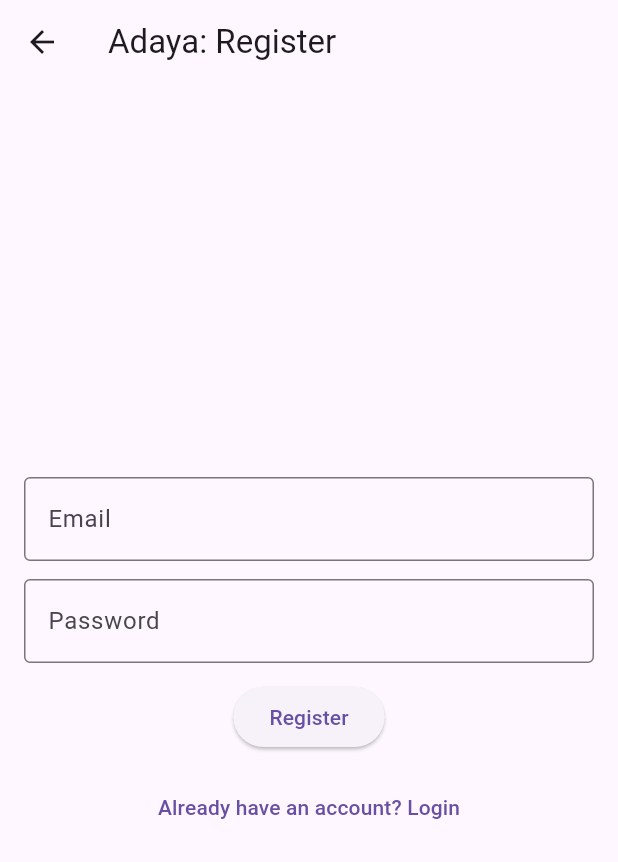
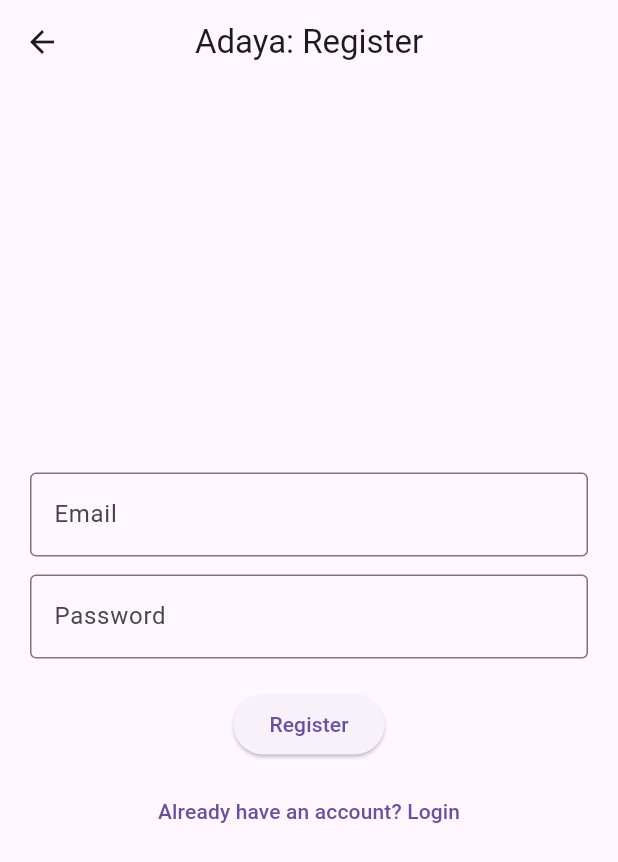
Before and after one commit to rcky0102/Task-10, a Flutter app: the screen it shows once a user with an empty profile is signed in, after a tap on the "logout" icon, after a tap on "Don't have an account? Register", on a phone screen of 412 x 824 dp. Shown: the top 862 px of the screen. Run offline on Flutter 3.47's test engine with Material 3 defaults, Android fonts, the phone set to English and light mode, and no system bars; our stand-ins replace cloud_firestore, firebase_auth, firebase_core, google_sign_in; accounts and stored records are empty.

Commit message:
Final w/ forgot password logic

```diff
--- a/lib/Login.dart
+++ b/lib/Login.dart
@@ -14,56 +14,120 @@ class _LoginPageState extends State<LoginPage> {
   final AuthService auth = AuthService();
   final TextEditingController emailController = TextEditingController();
   final TextEditingController passwordController = TextEditingController();
+
   bool loading = false;
 
   @override
   Widget build(BuildContext context) {
     return Scaffold(
-      appBar: AppBar(title: Text('Adaya: Login'), centerTitle: true),
+      appBar: AppBar(title: const Text('Adaya: Login'), centerTitle: true),
       body: Center(
         child: SingleChildScrollView(
-          padding: const EdgeInsets.all(16.0),
+          padding: const EdgeInsets.all(16),
           child: Column(
             mainAxisSize: MainAxisSize.min,
-            mainAxisAlignment: MainAxisAlignment.center,
             children: [
-              TextField(
+              _buildEmailField(),
+              const SizedBox(height: 12),
+              _buildPasswordField(),
+              _buildForgotPasswordButton(),
+              const SizedBox(height: 12),
+              _buildLoginButton(),
+              const SizedBox(height: 24),
+              _buildDivider(),
+              const SizedBox(height: 24),
+              _buildGoogleButton(),
+              const SizedBox(height: 16),
+              _buildRegisterButton(),
+            ],
+          ),
+        ),
+      ),
+    );
+  }
+
+  Widget _buildEmailField() {
+    return TextField(
       controller: emailController,
       decoration: const InputDecoration(
         labelText: 'Email',
         border: OutlineInputBorder(),
       ),
-              ),
-              const SizedBox(height: 12),
-              TextField(
+    );
+  }
+
+  Widget _buildPasswordField() {
+    return TextField(
       controller: passwordController,
+      obscureText: true,
       decoration: const InputDecoration(
         labelText: 'Password',
         border: OutlineInputBorder(),
       ),
-                obscureText: true,
-              ),
-              Align(
+    );
+  }
+
+  Widget _buildForgotPasswordButton() {
+    return Align(
       alignment: Alignment.centerRight,
       child: TextButton(
         onPressed: () => _showForgotPasswordDialog(context),
         child: const Text('Forgot Password?'),
       ),
+    );
+  }
+
+  Widget _buildLoginButton() {
+    return ElevatedButton(
+      onPressed: loading ? null : _handleEmailLogin,
+      child: loading
+          ? const CircularProgressIndicator(color: Colors.white)
+          : const Text('Login with Email'),
+    );
+  }
+
+  Widget _buildDivider() {
+    return Row(
+      children: const [
+        Expanded(child: Divider()),
+        Padding(
+          padding: EdgeInsets.symmetric(horizontal: 8),
+          child: Text("OR"),
         ),
-              const SizedBox(height: 12),
-              ElevatedButton(
-                onPressed: () async {
-                  if (emailController.text.isEmpty ||
-                      passwordController.text.isEmpty) {
-                    ScaffoldMessenger.of(context).showSnackBar(
-                      const SnackBar(content: Text('Please fill all fields')),
+        Expanded(child: Divider()),
+      ],
     );
+  }
+
+  Widget _buildGoogleButton() {
+    return ElevatedButton.icon(
+      onPressed: loading ? null : _handleGoogleLogin,
+      icon: const Icon(Icons.login),
+      label: const Text("Sign in with Google"),
+    );
+  }
+
+  Widget _buildRegisterButton() {
+    return TextButton(
+      onPressed: () {
+        Navigator.push(
+          context,
+          MaterialPageRoute(builder: (_) => RegisterPage()),
+        );
+      },
+      child: const Text("Don't have an account? Register"),
+    );
+  }
+
+  Future<void> _handleEmailLogin() async {
+    if (emailController.text.isEmpty || passwordController.text.isEmpty) {
+      ScaffoldMessenger.of(
+        context,
+      ).showSnackBar(const SnackBar(content: Text('Please fill all fields')));
       return;
     }
 
-                  setState(() {
-                    loading = true;
-                  });
+    setState(() => loading = true);
 
     final user = await auth.signInWithEmail(
       emailController.text,
@@ -72,17 +136,13 @@ class _LoginPageState extends State<LoginPage> {
 
     if (!mounted) return;
 
-                  setState(() {
-                    loading = false;
-                  });
+    setState(() => loading = false);
 
     if (user != null) {
       if (!user.emailVerified) {
         ScaffoldMessenger.of(context).showSnackBar(
           const SnackBar(
-                          content: Text(
-                            'Please verify your email before logging in.',
-                          ),
+            content: Text('Please verify your email before logging in.'),
           ),
         );
       } else {
@@ -93,30 +153,12 @@ class _LoginPageState extends State<LoginPage> {
       }
     } else {
       ScaffoldMessenger.of(context).showSnackBar(
-                      const SnackBar(
-                        content: Text('Invalid email or password.'),
-                      ),
+        const SnackBar(content: Text('Invalid email or password.')),
       );
     }
-                },
-                child: loading
-                    ? const CircularProgressIndicator(color: Colors.white)
-                    : const Text('Login with Email'),
-              ),
-              const SizedBox(height: 24),
-              Row(
-                children: [
-                  Expanded(child: Divider()),
-                  Padding(
-                    padding: EdgeInsetsGeometry.symmetric(horizontal: 8),
-                    child: Text("OR"),
-                  ),
-                  Expanded(child: Divider()),
-                ],
-              ),
-              const SizedBox(height: 24),
-              ElevatedButton.icon(
-                onPressed: () async {
+  }
+
+  Future<void> _handleGoogleLogin() async {
     setState(() => loading = true);
 
     final user = await auth.signInWithGoogle();
@@ -131,29 +173,10 @@ class _LoginPageState extends State<LoginPage> {
         MaterialPageRoute(builder: (_) => HomePage()),
       );
     } else {
-                    ScaffoldMessenger.of(context).showSnackBar(
-                      const SnackBar(content: Text('Google sign-in failed.')),
-                    );
+      ScaffoldMessenger.of(
+        context,
+      ).showSnackBar(const SnackBar(content: Text('Google sign-in failed.')));
     }
-                },
-                label: Text("Sign in with Google"),
-                icon: Icon(Icons.login),
-              ),
-              const SizedBox(height: 12),
-              TextButton(
-                onPressed: () {
-                  Navigator.push(
-                    context,
-                    MaterialPageRoute(builder: (_) => RegisterPage()),
-                  );
-                },
-                child: Text("Don't have an account? Register"),
-              ),
-            ],
-          ),
-        ),
-      ),
-    );
   }
 
   void _showForgotPasswordDialog(BuildContext context) {
@@ -163,7 +186,13 @@ class _LoginPageState extends State<LoginPage> {
       context: context,
       builder: (context) => Dialog(
         shape: RoundedRectangleBorder(borderRadius: BorderRadius.circular(16)),
-        child: Container(
+        child: _buildForgotPasswordContent(resetEmailController),
+      ),
+    );
+  }
+
+  Widget _buildForgotPasswordContent(TextEditingController controller) {
+    return Container(
       padding: const EdgeInsets.all(20),
       decoration: BoxDecoration(
         color: Colors.white,
@@ -173,47 +202,28 @@ class _LoginPageState extends State<LoginPage> {
         mainAxisSize: MainAxisSize.min,
         crossAxisAlignment: CrossAxisAlignment.start,
         children: [
-              // Title
           Text(
             "Reset Password",
-                style: TextStyle(
-                  fontSize: 20,
-                  fontWeight: FontWeight.bold,
-                  color: Colors.grey[800],
-                ),
+            style: TextStyle(fontSize: 20, fontWeight: FontWeight.bold),
           ),
           const SizedBox(height: 10),
-
-              // Subtitle
           Text(
             "Enter your email to receive a reset link.",
-                style: TextStyle(fontSize: 14, color: Colors.grey[600]),
+            style: TextStyle(color: Colors.grey[700]),
           ),
-
           const SizedBox(height: 15),
-
-              // Email input
           TextField(
-                controller: resetEmailController,
+            controller: controller,
             decoration: InputDecoration(
               labelText: "Email",
-                  labelStyle: TextStyle(color: Colors.grey[700]),
               filled: true,
               fillColor: Colors.grey[100],
               border: OutlineInputBorder(
                 borderRadius: BorderRadius.circular(12),
-                    borderSide: BorderSide(color: Colors.grey.shade300),
-                  ),
-                  enabledBorder: OutlineInputBorder(
-                    borderRadius: BorderRadius.circular(12),
-                    borderSide: BorderSide(color: Colors.grey.shade300),
               ),
             ),
           ),
-
           const SizedBox(height: 20),
-
-              // Buttons
           Row(
             mainAxisAlignment: MainAxisAlignment.end,
             children: [
@@ -226,57 +236,40 @@ class _LoginPageState extends State<LoginPage> {
               ),
               const SizedBox(width: 8),
               ElevatedButton(
-                    style: ElevatedButton.styleFrom(
-                      backgroundColor: Colors.grey[800],
-                      shape: RoundedRectangleBorder(
-                        borderRadius: BorderRadius.circular(12),
-                      ),
-                    ),
                 onPressed: () async {
-                      final email = resetEmailController.text.trim();
+                  final email = controller.text.trim();
 
-                      if (email.isNotEmpty) {
-                        try {
-                          await auth.sendPasswordResetEmail(email);
-                          if (mounted) {
-                            Navigator.pop(context);
-                            ScaffoldMessenger.of(context).showSnackBar(
-                              SnackBar(
-                                content: Text('Password reset email sent!'),
-                                backgroundColor: Colors.grey,
-                              ),
-                            );
-                          }
-                        } catch (e) {
-                          if (mounted) {
-                            Navigator.pop(context);
-                            ScaffoldMessenger.of(context).showSnackBar(
-                              SnackBar(
-                                content: Text('Error: $e'),
-                                backgroundColor: Colors.red,
-                              ),
-                            );
-                          }
-                        }
-                      } else {
+                  if (email.isEmpty) {
                     ScaffoldMessenger.of(context).showSnackBar(
                       const SnackBar(
                         content: Text('Please enter an email address.'),
                       ),
                     );
+                    return;
+                  }
+
+                  try {
+                    await auth.sendPasswordResetEmail(email);
+                    if (mounted) Navigator.pop(context);
+
+                    ScaffoldMessenger.of(context).showSnackBar(
+                      const SnackBar(
+                        content: Text('Password reset email sent!'),
+                      ),
+                    );
+                  } catch (e) {
+                    Navigator.pop(context);
+                    ScaffoldMessenger.of(
+                      context,
+                    ).showSnackBar(SnackBar(content: Text('Error: $e')));
                   }
                 },
-                    child: const Text(
-                      "Send",
-                      style: TextStyle(color: Colors.white),
-                    ),
+                child: const Text("Send"),
               ),
             ],
           ),
         ],
       ),
-        ),
-      ),
     );
   }
 }
--- a/lib/Register.dart
+++ b/lib/Register.dart
@@ -11,93 +11,109 @@ class RegisterPage extends StatefulWidget {
 
 class _RegisterPageState extends State<RegisterPage> {
   final AuthService auth = AuthService();
-  final TextEditingController emailController = TextEditingController();
-  final TextEditingController passwordController = TextEditingController();
+  final emailCtrl = TextEditingController();
+  final passwordCtrl = TextEditingController();
   bool loading = false;
 
   @override
   Widget build(BuildContext context) {
     return Scaffold(
-      appBar: AppBar(title: const Text('Adaya: Register')),
+      appBar: AppBar(title: const Text("Adaya: Register"), centerTitle: true),
       body: Center(
         child: SingleChildScrollView(
-          padding: const EdgeInsets.all(16.0),
+          padding: const EdgeInsets.all(20),
           child: Column(
             mainAxisSize: MainAxisSize.min,
-            mainAxisAlignment: MainAxisAlignment.center,
+            children: [
+              _buildInputFields(),
+              const SizedBox(height: 20),
+              _buildRegisterButton(),
+              const SizedBox(height: 10),
+              _buildLoginRedirect(),
+            ],
+          ),
+        ),
+      ),
+    );
+  }
+
+  Widget _buildInputFields() {
+    return Column(
       children: [
         TextField(
-                controller: emailController,
+          controller: emailCtrl,
           decoration: const InputDecoration(
-                  labelText: 'Email',
+            labelText: "Email",
             border: OutlineInputBorder(),
           ),
         ),
         const SizedBox(height: 12),
         TextField(
-                controller: passwordController,
+          controller: passwordCtrl,
+          obscureText: true,
           decoration: const InputDecoration(
-                  labelText: 'Password',
+            labelText: "Password",
             border: OutlineInputBorder(),
           ),
-                obscureText: true,
         ),
-              const SizedBox(height: 12),
-              ElevatedButton(
-                onPressed: () async {
-                  if (emailController.text.isEmpty ||
-                      passwordController.text.isEmpty) {
-                    ScaffoldMessenger.of(context).showSnackBar(
-                      const SnackBar(content: Text('Please fill all fields')),
+      ],
     );
+  }
+
+  Widget _buildRegisterButton() {
+    return ElevatedButton(
+      onPressed: loading ? null : _handleRegister,
+      child: loading
+          ? const CircularProgressIndicator(color: Colors.white)
+          : const Text("Register"),
+    );
+  }
+
+  Widget _buildLoginRedirect() {
+    return TextButton(
+      onPressed: () {
+        Navigator.pushReplacement(
+          context,
+          MaterialPageRoute(builder: (_) => const LoginPage()),
+        );
+      },
+      child: const Text("Already have an account? Login"),
+    );
+  }
+
+  Future<void> _handleRegister() async {
+    final email = emailCtrl.text.trim();
+    final password = passwordCtrl.text.trim();
+
+    if (email.isEmpty || password.isEmpty) {
+      ScaffoldMessenger.of(
+        context,
+      ).showSnackBar(const SnackBar(content: Text("Please fill all fields.")));
       return;
     }
 
-                  setState(() {
-                    loading = true;
-                  });
+    setState(() => loading = true);
 
-                  final user = await auth.registerWithEmail(
-                    emailController.text,
-                    passwordController.text,
-                  );
+    final user = await auth.registerWithEmail(email, password);
 
     if (user != null) {
       if (!user.emailVerified) {
         await user.sendEmailVerification();
         ScaffoldMessenger.of(context).showSnackBar(
           const SnackBar(
-                          content: Text(
-                            'Verification email sent. Please check your inbox.',
-                          ),
+            content: Text("Verification email sent! Check your inbox."),
           ),
         );
       }
 
       Navigator.pushReplacement(
         context,
-                      MaterialPageRoute(builder: (_) => LoginPage()),
+        MaterialPageRoute(builder: (_) => const LoginPage()),
       );
     }
-                },
-                child: loading
-                    ? const CircularProgressIndicator()
-                    : const Text('Register'),
-              ),
-              const SizedBox(height: 12),
-              TextButton(
-                onPressed: () {
-                  Navigator.pushReplacement(
-                    context,
-                    MaterialPageRoute(builder: (_) => LoginPage()),
-                  );
-                },
-                child: Text('Already have an account? Login'),
-              ),
-            ],
-          ),
-        ),
-      ),
-    );
+
+    if (mounted) {
+      setState(() => loading = false);
     }
   }
+}
--- a/lib/home_page.dart
+++ b/lib/home_page.dart
@@ -11,14 +11,21 @@ class HomePage extends StatelessWidget {
 
   HomePage({super.key});
 
+  final Color darkGrey = const Color(0xFF2E2E2E);
+  final Color lightGrey = const Color(0xFFF2F2F2);
+
   @override
   Widget build(BuildContext context) {
     return Scaffold(
-      backgroundColor: Colors.grey,
+      backgroundColor: lightGrey,
       appBar: AppBar(
-        title: const Text('Firebase Adaya'),
+        title: const Text(
+          'Firebase Adaya',
+          style: TextStyle(color: Colors.white),
+        ),
         centerTitle: true,
-        backgroundColor: Colors.teal,
+        backgroundColor: darkGrey,
+        foregroundColor: Colors.white,
         actions: [
           IconButton(
             icon: const Icon(Icons.logout, color: Colors.white),
@@ -33,7 +40,7 @@ class HomePage extends StatelessWidget {
         ],
       ),
       floatingActionButton: FloatingActionButton(
-        backgroundColor: Colors.teal,
+        backgroundColor: darkGrey,
         child: const Icon(Icons.add, color: Colors.white),
         onPressed: () => openAddDialog(context),
       ),
@@ -48,32 +55,33 @@ class HomePage extends StatelessWidget {
 
           if (docs.isEmpty) {
             return const Center(
-              child: Text("No items found", style: TextStyle(fontSize: 18)),
+              child: Text(
+                "No items found",
+                style: TextStyle(fontSize: 18, color: Colors.black87),
+              ),
             );
           }
 
           return ListView.builder(
-            padding: const EdgeInsets.all(8),
+            padding: const EdgeInsets.all(10),
             itemCount: docs.length,
             itemBuilder: (context, index) {
               var item = docs[index];
 
               return Card(
+                color: Colors.white,
                 elevation: 3,
                 margin: const EdgeInsets.symmetric(vertical: 6),
                 shape: RoundedRectangleBorder(
                   borderRadius: BorderRadius.circular(12),
                 ),
                 child: ListTile(
-                  contentPadding: const EdgeInsets.symmetric(
-                    horizontal: 16,
-                    vertical: 8,
-                  ),
                   title: Text(
                     item['name'],
                     style: const TextStyle(
                       fontSize: 18,
                       fontWeight: FontWeight.bold,
+                      color: Colors.black87,
                     ),
                   ),
                   subtitle: Text(
@@ -84,7 +92,7 @@ class HomePage extends StatelessWidget {
                     mainAxisSize: MainAxisSize.min,
                     children: [
                       IconButton(
-                        icon: const Icon(Icons.edit, color: Colors.orange),
+                        icon: Icon(Icons.edit, color: Colors.grey[700]),
                         onPressed: () => _openEditDialog(context, item),
                       ),
                       IconButton(
@@ -103,17 +111,21 @@ class HomePage extends StatelessWidget {
   }
 
   //======================================================
-  // DELETE ITEM POPUP
+  // DELETE POPUP
   //======================================================
   void _confirmDelete(BuildContext context, String id) {
     showDialog(
       context: context,
       builder: (_) => AlertDialog(
-        title: const Text("Delete item"),
-        content: const Text("Are you sure you want to delete this item?"),
+        backgroundColor: Colors.white,
+        title: const Text("Delete item", style: TextStyle(color: Colors.black)),
+        content: const Text(
+          "Are you sure you want to delete this item?",
+          style: TextStyle(color: Colors.black87),
+        ),
         actions: [
           TextButton(
-            child: const Text("Cancel"),
+            child: const Text("Cancel", style: TextStyle(color: Colors.grey)),
             onPressed: () => Navigator.pop(context),
           ),
           TextButton(
@@ -138,7 +150,8 @@ class HomePage extends StatelessWidget {
     showDialog(
       context: context,
       builder: (_) => AlertDialog(
-        title: const Text("Add Item"),
+        backgroundColor: Colors.white,
+        title: const Text("Add Item", style: TextStyle(color: Colors.black)),
         content: Column(
           mainAxisSize: MainAxisSize.min,
           children: [
@@ -146,6 +159,7 @@ class HomePage extends StatelessWidget {
               controller: nameCtrl,
               decoration: InputDecoration(
                 labelText: "Name",
+                labelStyle: const TextStyle(color: Colors.black87),
                 border: OutlineInputBorder(
                   borderRadius: BorderRadius.circular(8),
                 ),
@@ -157,6 +171,7 @@ class HomePage extends StatelessWidget {
               keyboardType: TextInputType.number,
               decoration: InputDecoration(
                 labelText: "Quantity",
+                labelStyle: const TextStyle(color: Colors.black87),
                 border: OutlineInputBorder(
                   borderRadius: BorderRadius.circular(8),
                 ),
@@ -166,17 +181,17 @@ class HomePage extends StatelessWidget {
         ),
         actions: [
           TextButton(
-            child: const Text('Cancel'),
+            child: const Text('Cancel', style: TextStyle(color: Colors.grey)),
             onPressed: () => Navigator.pop(context),
           ),
           ElevatedButton(
             style: ElevatedButton.styleFrom(
-              backgroundColor: Colors.teal,
+              backgroundColor: const Color(0xFF2E2E2E),
               shape: RoundedRectangleBorder(
                 borderRadius: BorderRadius.circular(8),
               ),
             ),
-            child: const Text("Save"),
+            child: const Text("Save", style: TextStyle(color: Colors.white)),
             onPressed: () {
               if (nameCtrl.text.isNotEmpty && qtyCtrl.text.isNotEmpty) {
                 service.addItem(nameCtrl.text, int.parse(qtyCtrl.text));
@@ -199,7 +214,8 @@ class HomePage extends StatelessWidget {
     showDialog(
       context: context,
       builder: (_) => AlertDialog(
-        title: const Text("Edit Item"),
+        backgroundColor: Colors.white,
+        title: const Text("Edit Item", style: TextStyle(color: Colors.black)),
         content: Column(
           mainAxisSize: MainAxisSize.min,
           children: [
@@ -207,6 +223,7 @@ class HomePage extends StatelessWidget {
               controller: nameCtrl,
               decoration: InputDecoration(
                 labelText: "Name",
+                labelStyle: const TextStyle(color: Colors.black87),
                 border: OutlineInputBorder(
                   borderRadius: BorderRadius.circular(8),
                 ),
@@ -218,6 +235,7 @@ class HomePage extends StatelessWidget {
               keyboardType: TextInputType.number,
               decoration: InputDecoration(
                 labelText: "Quantity",
+                labelStyle: const TextStyle(color: Colors.black87),
                 border: OutlineInputBorder(
                   borderRadius: BorderRadius.circular(8),
                 ),
@@ -227,17 +245,17 @@ class HomePage extends StatelessWidget {
         ),
         actions: [
           TextButton(
-            child: const Text("Cancel"),
+            child: const Text("Cancel", style: TextStyle(color: Colors.grey)),
             onPressed: () => Navigator.pop(context),
           ),
           ElevatedButton(
             style: ElevatedButton.styleFrom(
-              backgroundColor: Colors.orange,
+              backgroundColor: Colors.grey[700],
               shape: RoundedRectangleBorder(
                 borderRadius: BorderRadius.circular(8),
               ),
             ),
-            child: const Text("Update"),
+            child: const Text("Update", style: TextStyle(color: Colors.white)),
             onPressed: () {
               if (nameCtrl.text.isNotEmpty && qtyCtrl.text.isNotEmpty) {
                 service.updateItem(
```
Lines whose indentation alone changed are shown as unchanged.
